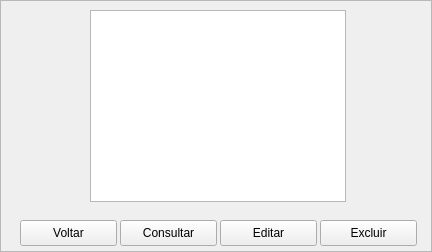
Before: the Qt Designer form SIF_GUI/View/TelaListagem.ui in VitorDiToro/EC206-EngenhariaDeSoftware2, drawn with Qt 5.
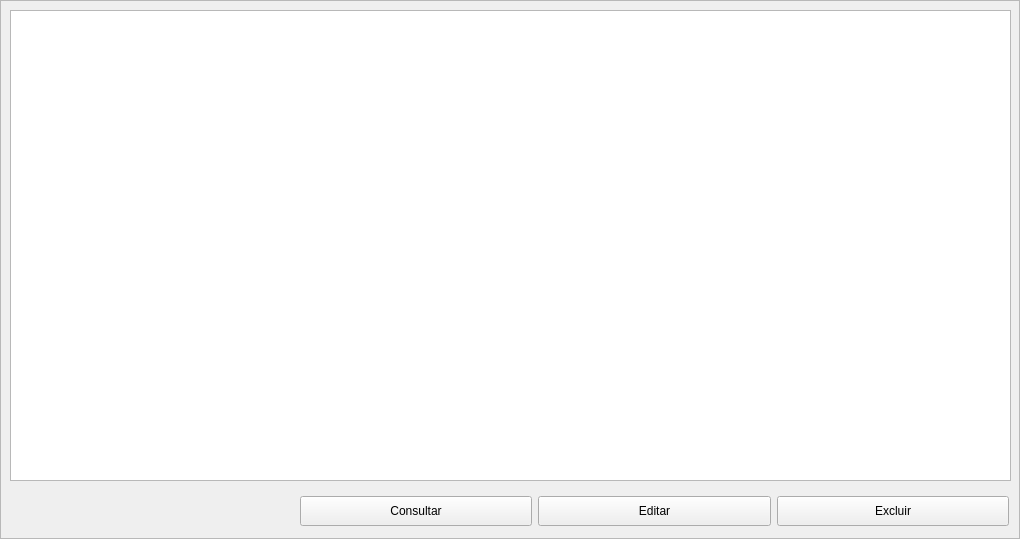
After: the same form once the commit is applied.

Commit message: correção na interface gráfica

Patch:
```diff
--- a/SIF_GUI/View/TelaListagem.ui
+++ b/SIF_GUI/View/TelaListagem.ui
@@ -6,8 +6,8 @@
    <rect>
     <x>0</x>
     <y>0</y>
-    <width>432</width>
-    <height>252</height>
+    <width>1020</width>
+    <height>539</height>
    </rect>
   </property>
   <property name="windowTitle">
@@ -19,68 +19,76 @@
   <property name="frameShadow">
    <enum>QFrame::Raised</enum>
   </property>
-  <widget class="QPushButton" name="pushButton">
-   <property name="geometry">
-    <rect>
-     <x>320</x>
-     <y>220</y>
-     <width>97</width>
-     <height>26</height>
-    </rect>
-   </property>
-   <property name="text">
-    <string>Excluir</string>
-   </property>
-  </widget>
-  <widget class="QPushButton" name="pushButton_2">
-   <property name="geometry">
-    <rect>
-     <x>220</x>
-     <y>220</y>
-     <width>97</width>
-     <height>26</height>
-    </rect>
-   </property>
-   <property name="text">
-    <string>Editar</string>
-   </property>
-  </widget>
-  <widget class="QPushButton" name="pushButton_3">
-   <property name="geometry">
-    <rect>
-     <x>120</x>
-     <y>220</y>
-     <width>97</width>
-     <height>26</height>
-    </rect>
-   </property>
-   <property name="text">
-    <string>Consultar</string>
-   </property>
-  </widget>
-  <widget class="QPushButton" name="pushButton_4">
-   <property name="geometry">
-    <rect>
-     <x>20</x>
-     <y>220</y>
-     <width>97</width>
-     <height>26</height>
-    </rect>
-   </property>
-   <property name="text">
-    <string>Voltar</string>
-   </property>
-  </widget>
   <widget class="QTableWidget" name="tableWidget">
    <property name="geometry">
     <rect>
-     <x>90</x>
+     <x>10</x>
      <y>10</y>
-     <width>256</width>
-     <height>192</height>
+     <width>1001</width>
+     <height>471</height>
     </rect>
    </property>
+   <property name="sizeAdjustPolicy">
+    <enum>QAbstractScrollArea::AdjustToContentsOnFirstShow</enum>
+   </property>
   </widget>
+  <widget class="QWidget" name="">
+   <property name="geometry">
+    <rect>
+     <x>300</x>
+     <y>487</y>
+     <width>709</width>
+     <height>49</height>
+    </rect>
+   </property>
+   <layout class="QGridLayout" name="gridLayout_2">
+    <item row="0" column="1">
+     <widget class="QPushButton" name="pushButton_3">
+      <property name="minimumSize">
+       <size>
+        <width>80</width>
+        <height>30</height>
+       </size>
+      </property>
+      <property name="text">
+       <string>Consultar</string>
+      </property>
+     </widget>
+    </item>
+    <item row="0" column="2">
+     <widget class="QPushButton" name="pushButton_2">
+      <property name="minimumSize">
+       <size>
+        <width>80</width>
+        <height>30</height>
+       </size>
+      </property>
+      <property name="text">
+       <string>Editar</string>
+      </property>
+     </widget>
+    </item>
+    <item row="0" column="3">
+     <widget class="QPushButton" name="pushButton">
+      <property name="minimumSize">
+       <size>
+        <width>80</width>
+        <height>30</height>
+       </size>
+      </property>
+      <property name="text">
+       <string>Excluir</string>
+      </property>
+     </widget>
+    </item>
+   </layout>
+  </widget>
+  <zorder>tableWidget</zorder>
+  <zorder>horizontalSpacer_2</zorder>
+  <zorder>horizontalSpacer_3</zorder>
+  <zorder></zorder>
+  <zorder>horizontalSpacer_ZeBuceta</zorder>
+  <zorder></zorder>
  </widget>
  <tabstops>
   <tabstop>pushButton_3</tabstop>
```
Left out of the diff: 6 changed lines with no effect on the pictures. The commit also changes 1 other file.
